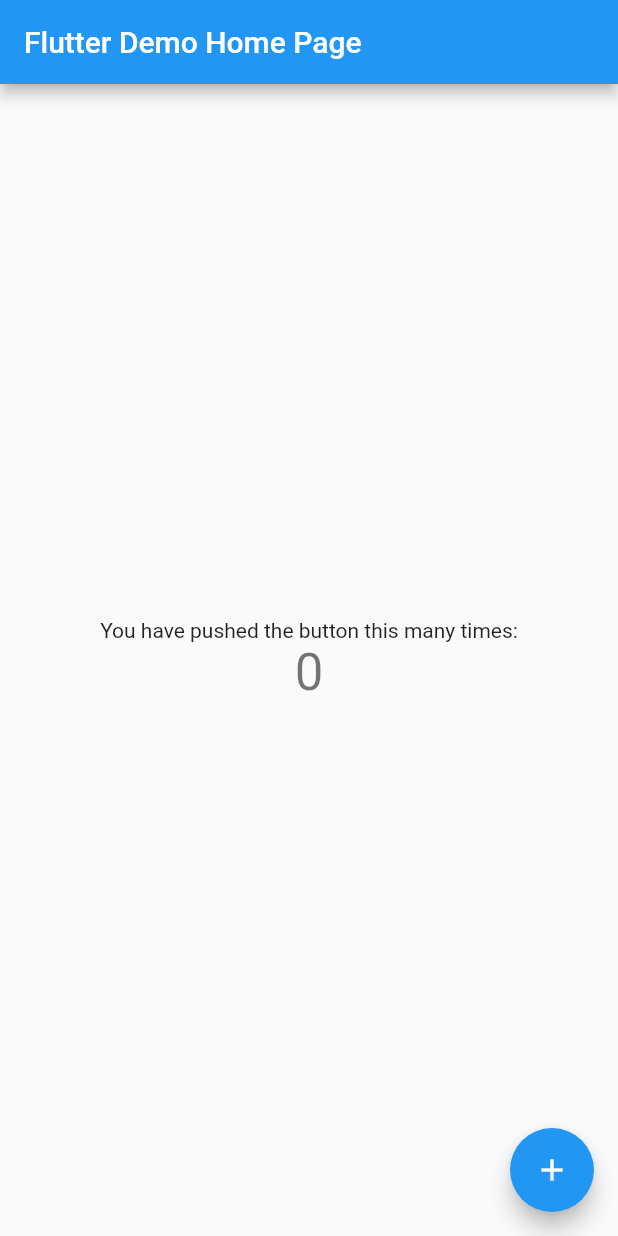
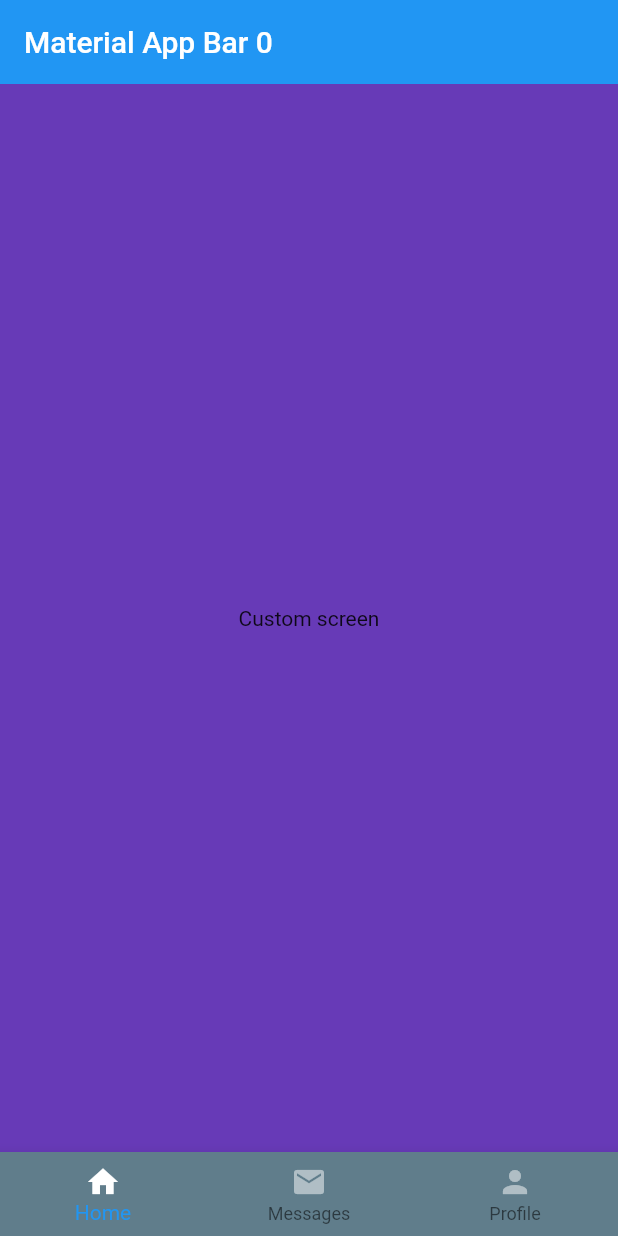
Before and after one commit to Chris-AM/imperial_to_metric_flutter, a Flutter app: the screen it shows after launch, on a phone screen of 412 x 824 dp. Run offline on Flutter 3.47's test engine with Material 2 defaults, Android fonts, the phone set to English and light mode, and no system bars.

Commit message:
splitting home screen

```diff
--- a/lib/main.dart
+++ b/lib/main.dart
@@ -1,115 +1,17 @@
 import 'package:flutter/material.dart';
+import 'package:imperial_to_metric_flutter/screens/home_screen.dart';
 
-void main() {
-  runApp(const MyApp());
-}
+void main() => runApp(MyApp());
 
 class MyApp extends StatelessWidget {
-  const MyApp({Key? key}) : super(key: key);
-
-  // This widget is the root of your application.
   @override
   Widget build(BuildContext context) {
-    return MaterialApp(
-      title: 'Flutter Demo',
-      theme: ThemeData(
-        // This is the theme of your application.
-        //
-        // Try running your application with "flutter run". You'll see the
-        // application has a blue toolbar. Then, without quitting the app, try
-        // changing the primarySwatch below to Colors.green and then invoke
-        // "hot reload" (press "r" in the console where you ran "flutter run",
-        // or simply save your changes to "hot reload" in a Flutter IDE).
-        // Notice that the counter didn't reset back to zero; the application
-        // is not restarted.
-        primarySwatch: Colors.blue,
-      ),
-      home: const MyHomePage(title: 'Flutter Demo Home Page'),
-    );
-  }
-}
 
-class MyHomePage extends StatefulWidget {
-  const MyHomePage({Key? key, required this.title}) : super(key: key);
-
-  // This widget is the home page of your application. It is stateful, meaning
-  // that it has a State object (defined below) that contains fields that affect
-  // how it looks.
-
-  // This class is the configuration for the state. It holds the values (in this
-  // case the title) provided by the parent (in this case the App widget) and
-  // used by the build method of the State. Fields in a Widget subclass are
-  // always marked "final".
-
-  final String title;
-
-  @override
-  State<MyHomePage> createState() => _MyHomePageState();
-}
-
-class _MyHomePageState extends State<MyHomePage> {
-  int _counter = 0;
-
-  void _incrementCounter() {
-    setState(() {
-      // This call to setState tells the Flutter framework that something has
-      // changed in this State, which causes it to rerun the build method below
-      // so that the display can reflect the updated values. If we changed
-      // _counter without calling setState(), then the build method would not be
-      // called again, and so nothing would appear to happen.
-      _counter++;
-    });
+    return const  MaterialApp(
+      debugShowCheckedModeBanner: false,
+      title: 'Material App',
+      home: HomeScreen(),
+      );
   }
 
-  @override
-  Widget build(BuildContext context) {
-    // This method is rerun every time setState is called, for instance as done
-    // by the _incrementCounter method above.
-    //
-    // The Flutter framework has been optimized to make rerunning build methods
-    // fast, so that you can just rebuild anything that needs updating rather
-    // than having to individually change instances of widgets.
-    return Scaffold(
-      appBar: AppBar(
-        // Here we take the value from the MyHomePage object that was created by
-        // the App.build method, and use it to set our appbar title.
-        title: Text(widget.title),
-      ),
-      body: Center(
-        // Center is a layout widget. It takes a single child and positions it
-        // in the middle of the parent.
-        child: Column(
-          // Column is also a layout widget. It takes a list of children and
-          // arranges them vertically. By default, it sizes itself to fit its
-          // children horizontally, and tries to be as tall as its parent.
-          //
-          // Invoke "debug painting" (press "p" in the console, choose the
-          // "Toggle Debug Paint" action from the Flutter Inspector in Android
-          // Studio, or the "Toggle Debug Paint" command in Visual Studio Code)
-          // to see the wireframe for each widget.
-          //
-          // Column has various properties to control how it sizes itself and
-          // how it positions its children. Here we use mainAxisAlignment to
-          // center the children vertically; the main axis here is the vertical
-          // axis because Columns are vertical (the cross axis would be
-          // horizontal).
-          mainAxisAlignment: MainAxisAlignment.center,
-          children: <Widget>[
-            const Text(
-              'You have pushed the button this many times:',
-            ),
-            Text(
-              '$_counter',
-              style: Theme.of(context).textTheme.headline4,
-            ),
-          ],
-        ),
-      ),
-      floatingActionButton: FloatingActionButton(
-        onPressed: _incrementCounter,
-        tooltip: 'Increment',
-        child: const Icon(Icons.add),
-      ), // This trailing comma makes auto-formatting nicer for build methods.
-    );
-  }
 }
--- /dev/null
+++ b/lib/screens/home_screen.dart
@@ -0,0 +1,97 @@
+import 'package:flutter/material.dart';
+
+class HomeScreen extends StatefulWidget {
+  const HomeScreen({Key? key}) : super(key: key);
+
+  @override
+  State<HomeScreen> createState() => _HomeScreenState();
+}
+
+class _HomeScreenState extends State<HomeScreen> {
+  int currentPage = 0;
+
+  final PageController _pageController = PageController(initialPage: 0);
+
+  @override
+  Widget build(BuildContext context) {
+    return Scaffold(
+      //* Appbar
+      appBar: AppBar(
+        title: Text('Material App Bar $currentPage'),
+        elevation: 0,
+      ),
+
+      //* Body
+
+      body: PageView(
+          controller: _pageController,
+          physics: const NeverScrollableScrollPhysics(),
+          children:  <Widget>[
+            const CustomScreen(color: Colors.deepPurple),
+            CustomScreen2(),
+            const CustomScreen(color: Colors.red),
+          ]),
+
+      //* Tabs
+      bottomNavigationBar: BottomNavigationBar(
+        currentIndex: currentPage,
+        onTap: (int index) {
+          _pageController.animateToPage(
+            index,
+            duration: const Duration(milliseconds: 500),
+            curve: Curves.easeInOut,
+          );
+          setState(() {
+            currentPage = index;
+          });
+        },
+        backgroundColor: Colors.blueGrey,
+        selectedIconTheme: const IconThemeData(color: Colors.white),
+        unselectedIconTheme:
+            IconThemeData(color: Colors.white.withOpacity(0.5)),
+        items: const [
+          BottomNavigationBarItem(
+            icon: Icon(Icons.home),
+            label: 'Home',
+          ),
+          BottomNavigationBarItem(
+            icon: Icon(Icons.mail),
+            label: 'Messages',
+          ),
+          BottomNavigationBarItem(
+            icon: Icon(Icons.person),
+            label: 'Profile',
+          ),
+        ],
+      ),
+    );
+  }
+}
+
+class CustomScreen extends StatelessWidget {
+  final Color color;
+  const CustomScreen({required this.color});
+
+  @override
+  Widget build(BuildContext context) {
+    return Container(
+      color: color,
+      child: const Center(
+        child: Text('Custom screen'),
+      ),
+    );
+  }
+}
+
+
+class CustomScreen2 extends StatelessWidget {
+
+  @override
+  Widget build(BuildContext context) {
+    return  Container(
+      child: const Center(
+        child: Text('Custom screen 2'),
+      ),
+    );
+  }
+}
```
